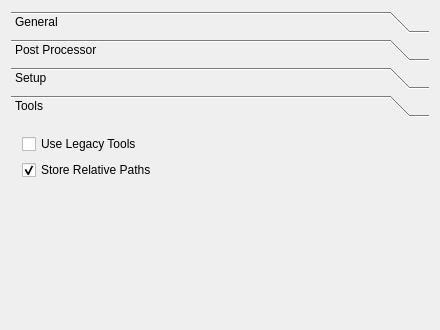
The window that src/Mod/Path/Gui/Resources/preferences/PathJob.ui (berndhahnebach/All_FreeCAD) describes before a commit, drawn with Qt 5; both pictures show x 0 to 440 and y 0 to 330 of the 440 by 669 pixel window.
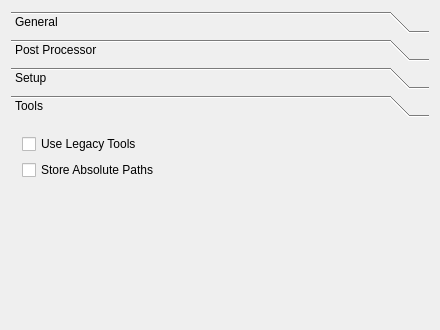
The same window after the commit. The open tabs and pages were chosen to show the change. Custom widgets are drawn as their Qt base class.

Commit message: Added support for relative/absolute path mgmt for stored files.

The edit to the form file:
```diff
--- a/src/Mod/Path/Gui/Resources/preferences/PathJob.ui
+++ b/src/Mod/Path/Gui/Resources/preferences/PathJob.ui
@@ -621,6 +621,14 @@
       </layout>
      </widget>
      <widget class="QWidget" name="page_4">
+      <property name="geometry">
+       <rect>
+        <x>0</x>
+        <y>0</y>
+        <width>412</width>
+        <height>461</height>
+       </rect>
+      </property>
       <attribute name="label">
        <string>Tools</string>
       </attribute>
@@ -641,10 +649,7 @@
           <string>&lt;html&gt;&lt;head/&gt;&lt;body&gt;&lt;p&gt;References to Tool Bits and their shapes can either be stored with an absolute path or with a relative path to the search path.&lt;/p&gt;&lt;p&gt;&lt;br/&gt;&lt;/p&gt;&lt;p&gt;Generally it is recommended to use relative paths due to their flexibility and robustness to layout changes.&lt;/p&gt;&lt;p&gt;&lt;br/&gt;&lt;/p&gt;&lt;p&gt;Should multiple tools or tool shapes with the same name exist in different directories it can be required to use absolute paths. &lt;/p&gt;&lt;/body&gt;&lt;/html&gt;</string>
          </property>
          <property name="text">
-          <string>Store Relative Paths</string>
-         </property>
-         <property name="checked">
-          <bool>true</bool>
+          <string>Store Absolute Paths</string>
          </property>
         </widget>
        </item>
```
Left out of the diff: 4 changed lines with no effect on the pictures. The commit also changes 15 other files.
